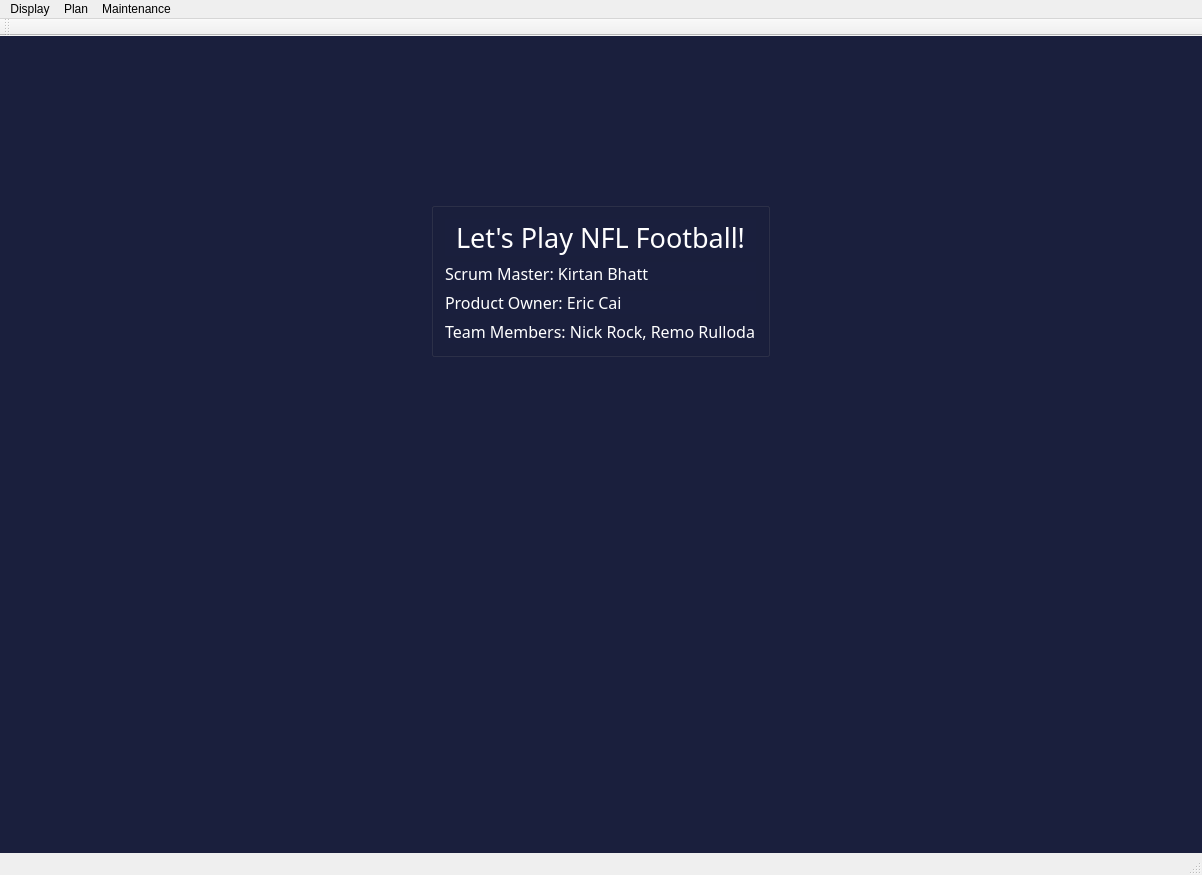
Above: NFLProject/NFLProject.ui from kirtanbhatt1/Project-2 before the change. Below: the same form after it.
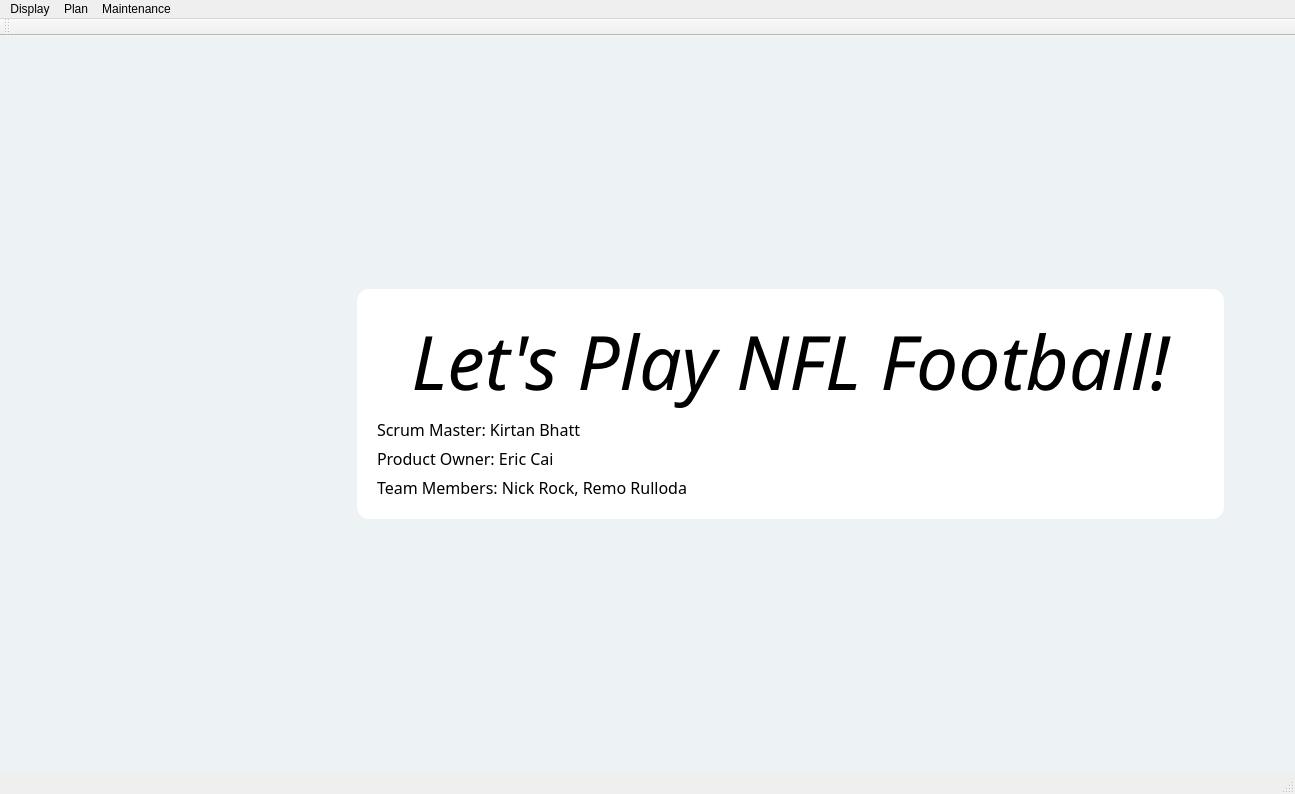
That is the form after the change. Icons and pictures are not drawn.

Commit message: UI Changes and Display Teams

```diff
--- a/NFLProject/NFLProject.ui
+++ b/NFLProject/NFLProject.ui
@@ -6,8 +6,8 @@
    <rect>
     <x>0</x>
     <y>0</y>
-    <width>1202</width>
-    <height>875</height>
+    <width>1295</width>
+    <height>794</height>
    </rect>
   </property>
   <property name="windowTitle">
@@ -34,11 +34,11 @@
       </property>
       <widget class="QWidget" name="page_main">
        <property name="styleSheet">
-        <string notr="true">background: #1A1F3D;</string>
+        <string notr="true">background: #EDF2F4;</string>
        </property>
        <layout class="QHBoxLayout" name="horizontalLayout_2">
         <item>
-         <layout class="QVBoxLayout" name="contents" stretch="0,0,0,0,0,0">
+         <layout class="QVBoxLayout" name="contents" stretch="0,0,0,0,0">
           <item>
            <spacer name="verticalSpacer_2">
             <property name="orientation">
@@ -52,73 +52,6 @@
             </property>
            </spacer>
           </item>
-          <item>
-           <widget class="QGroupBox" name="groupBox">
-            <property name="styleSheet">
-             <string notr="true">color: white</string>
-            </property>
-            <property name="title">
-             <string/>
-            </property>
-            <layout class="QVBoxLayout" name="verticalLayout_2">
-             <item>
-              <widget class="QLabel" name="Names">
-               <property name="font">
-                <font>
-                 <family>Futura</family>
-                 <pointsize>20</pointsize>
-                </font>
-               </property>
-               <property name="text">
-                <string>Let's Play NFL Football!</string>
-               </property>
-               <property name="alignment">
-                <set>Qt::AlignCenter</set>
-               </property>
-              </widget>
-             </item>
-             <item>
-              <widget class="QLabel" name="header">
-               <property name="font">
-                <font>
-                 <family>Futura</family>
-                 <pointsize>12</pointsize>
-                </font>
-               </property>
-               <property name="text">
-                <string>Scrum Master: Kirtan Bhatt</string>
-               </property>
-              </widget>
-             </item>
-             <item>
-              <widget class="QLabel" name="label_3">
-               <property name="font">
-                <font>
-                 <family>Futura</family>
-                 <pointsize>12</pointsize>
-                </font>
-               </property>
-               <property name="text">
-                <string>Product Owner: Eric Cai</string>
-               </property>
-              </widget>
-             </item>
-             <item>
-              <widget class="QLabel" name="label_2">
-               <property name="font">
-                <font>
-                 <family>Futura</family>
-                 <pointsize>12</pointsize>
-                </font>
-               </property>
-               <property name="text">
-                <string>Team Members: Nick Rock, Remo Rulloda</string>
-               </property>
-              </widget>
-             </item>
-            </layout>
-           </widget>
-          </item>
           <item>
            <spacer name="verticalSpacer_4">
             <property name="orientation">
@@ -134,6 +67,22 @@
           </item>
           <item>
            <layout class="QHBoxLayout" name="horizontalLayout_3">
+            <item>
+             <spacer name="horizontalSpacer_2">
+              <property name="orientation">
+               <enum>Qt::Horizontal</enum>
+              </property>
+              <property name="sizeType">
+               <enum>QSizePolicy::Fixed</enum>
+              </property>
+              <property name="sizeHint" stdset="0">
+               <size>
+                <width>60</width>
+                <height>20</height>
+               </size>
+              </property>
+             </spacer>
+            </item>
             <item>
              <widget class="QLabel" name="label">
               <property name="maximumSize">
@@ -164,6 +113,109 @@
               </property>
              </widget>
             </item>
+            <item>
+             <spacer name="horizontalSpacer_3">
+              <property name="orientation">
+               <enum>Qt::Horizontal</enum>
+              </property>
+              <property name="sizeType">
+               <enum>QSizePolicy::Fixed</enum>
+              </property>
+              <property name="sizeHint" stdset="0">
+               <size>
+                <width>70</width>
+                <height>20</height>
+               </size>
+              </property>
+             </spacer>
+            </item>
+            <item>
+             <widget class="QGroupBox" name="groupBox">
+              <property name="maximumSize">
+               <size>
+                <width>16777000</width>
+                <height>16777000</height>
+               </size>
+              </property>
+              <property name="styleSheet">
+               <string notr="true">color: black; background: white; border-radius: 12px; </string>
+              </property>
+              <property name="title">
+               <string/>
+              </property>
+              <layout class="QVBoxLayout" name="verticalLayout_2">
+               <property name="leftMargin">
+                <number>20</number>
+               </property>
+               <property name="topMargin">
+                <number>20</number>
+               </property>
+               <property name="rightMargin">
+                <number>20</number>
+               </property>
+               <property name="bottomMargin">
+                <number>20</number>
+               </property>
+               <item>
+                <widget class="QLabel" name="title">
+                 <property name="font">
+                  <font>
+                   <family>Tw Cen MT Condensed Extra Bold</family>
+                   <pointsize>56</pointsize>
+                   <italic>true</italic>
+                   <bold>false</bold>
+                  </font>
+                 </property>
+                 <property name="text">
+                  <string>Let's Play NFL Football!</string>
+                 </property>
+                 <property name="alignment">
+                  <set>Qt::AlignCenter</set>
+                 </property>
+                </widget>
+               </item>
+               <item>
+                <widget class="QLabel" name="header">
+                 <property name="font">
+                  <font>
+                   <family>Futura</family>
+                   <pointsize>12</pointsize>
+                  </font>
+                 </property>
+                 <property name="text">
+                  <string>Scrum Master: Kirtan Bhatt</string>
+                 </property>
+                </widget>
+               </item>
+               <item>
+                <widget class="QLabel" name="label_3">
+                 <property name="font">
+                  <font>
+                   <family>Futura</family>
+                   <pointsize>12</pointsize>
+                  </font>
+                 </property>
+                 <property name="text">
+                  <string>Product Owner: Eric Cai</string>
+                 </property>
+                </widget>
+               </item>
+               <item>
+                <widget class="QLabel" name="label_2">
+                 <property name="font">
+                  <font>
+                   <family>Futura</family>
+                   <pointsize>12</pointsize>
+                  </font>
+                 </property>
+                 <property name="text">
+                  <string>Team Members: Nick Rock, Remo Rulloda</string>
+                 </property>
+                </widget>
+               </item>
+              </layout>
+             </widget>
+            </item>
            </layout>
           </item>
           <item>
@@ -194,6 +246,22 @@
           </item>
          </layout>
         </item>
+        <item>
+         <spacer name="horizontalSpacer">
+          <property name="orientation">
+           <enum>Qt::Horizontal</enum>
+          </property>
+          <property name="sizeType">
+           <enum>QSizePolicy::Fixed</enum>
+          </property>
+          <property name="sizeHint" stdset="0">
+           <size>
+            <width>60</width>
+            <height>20</height>
+           </size>
+          </property>
+         </spacer>
+        </item>
        </layout>
       </widget>
       <widget class="QWidget" name="page_other">
@@ -213,7 +281,7 @@
     <rect>
      <x>0</x>
      <y>0</y>
-     <width>1202</width>
+     <width>1295</width>
      <height>22</height>
     </rect>
    </property>
```
Left out of the diff: 5 changed lines with no effect on the pictures. The commit also changes 19 other files.
